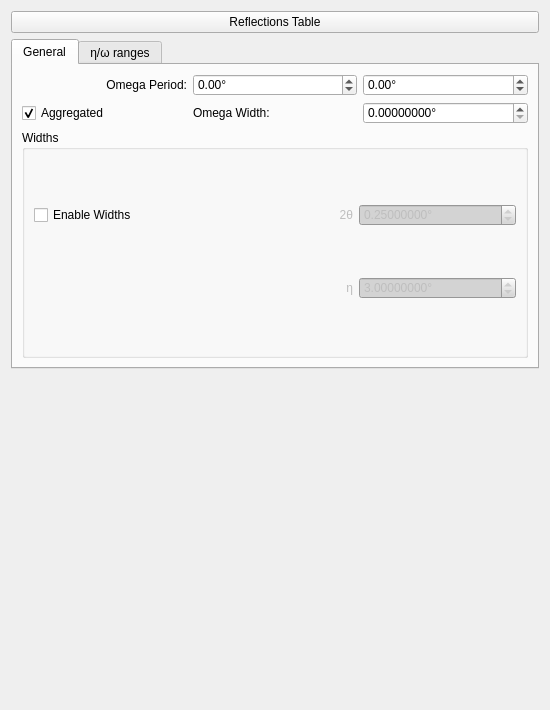
HEXRD/hexrdgui, file hexrd/ui/resources/ui/rotation_series_overlay_editor.ui: the form before one commit.
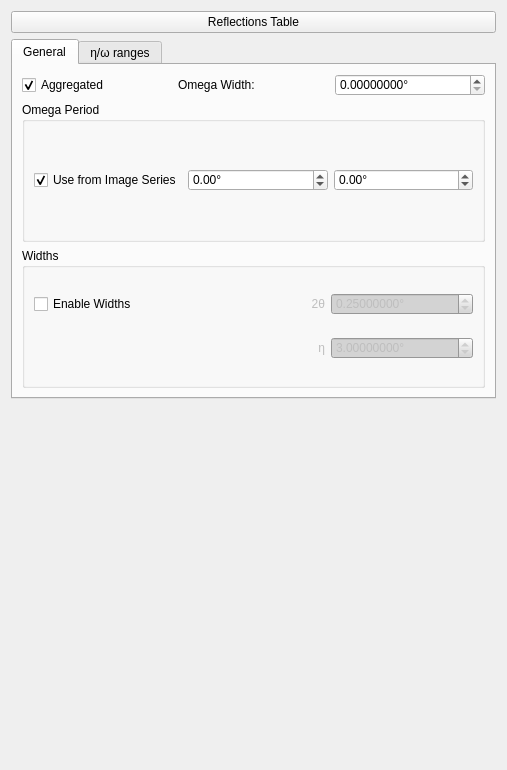
The form after the commit. Custom widgets are drawn as their Qt base class.

Commit message:
Add sync options for omega period and ranges
This also adds a button for automatically creating the etas via
a mask.

```diff
--- a/hexrd/ui/resources/ui/rotation_series_overlay_editor.ui
+++ b/hexrd/ui/resources/ui/rotation_series_overlay_editor.ui
@@ -6,14 +6,14 @@
    <rect>
     <x>0</x>
     <y>0</y>
-    <width>550</width>
-    <height>710</height>
+    <width>507</width>
+    <height>770</height>
    </rect>
   </property>
   <property name="minimumSize">
    <size>
     <width>0</width>
-    <height>710</height>
+    <height>770</height>
    </size>
   </property>
   <property name="windowTitle">
@@ -24,6 +24,26 @@
 </string>
   </property>
   <layout class="QGridLayout" name="gridLayout">
+   <item row="11" column="1" colspan="4">
+    <spacer name="verticalSpacer">
+     <property name="orientation">
+      <enum>Qt::Vertical</enum>
+     </property>
+     <property name="sizeHint" stdset="0">
+      <size>
+       <width>20</width>
+       <height>40</height>
+      </size>
+     </property>
+    </spacer>
+   </item>
+   <item row="0" column="1" colspan="4">
+    <widget class="QPushButton" name="reflections_table">
+     <property name="text">
+      <string>Reflections Table</string>
+     </property>
+    </widget>
+   </item>
    <item row="1" column="1" colspan="4">
     <widget class="QTabWidget" name="tab_widget">
      <property name="currentIndex">
@@ -34,49 +54,10 @@
        <string>General</string>
       </attribute>
       <layout class="QGridLayout" name="gridLayout_3">
-       <item row="0" column="2">
-        <widget class="ScientificDoubleSpinBox" name="omega_period_1">
-         <property name="keyboardTracking">
-          <bool>false</bool>
-         </property>
-         <property name="suffix">
-          <string>°</string>
-         </property>
-         <property name="minimum">
-          <double>-360.000000000000000</double>
-         </property>
-         <property name="maximum">
-          <double>360.000000000000000</double>
-         </property>
-        </widget>
-       </item>
-       <item row="0" column="1">
-        <widget class="ScientificDoubleSpinBox" name="omega_period_0">
-         <property name="keyboardTracking">
-          <bool>false</bool>
-         </property>
-         <property name="suffix">
-          <string>°</string>
-         </property>
-         <property name="minimum">
-          <double>-360.000000000000000</double>
-         </property>
-         <property name="maximum">
-          <double>360.000000000000000</double>
-         </property>
-        </widget>
+       <item row="5" column="0" colspan="3">
+        <layout class="QVBoxLayout" name="crystal_editor_layout"/>
        </item>
        <item row="0" column="0">
-        <widget class="QLabel" name="omega_period_label">
-         <property name="text">
-          <string>Omega Period:</string>
-         </property>
-         <property name="alignment">
-          <set>Qt::AlignRight|Qt::AlignTrailing|Qt::AlignVCenter</set>
-         </property>
-        </widget>
-       </item>
-       <item row="1" column="0">
         <widget class="QCheckBox" name="aggregated">
          <property name="text">
           <string>Aggregated</string>
@@ -172,7 +153,71 @@
          </layout>
         </widget>
        </item>
-       <item row="1" column="2">
+       <item row="1" column="0" colspan="3">
+        <widget class="QGroupBox" name="groupBox">
+         <property name="title">
+          <string>Omega Period</string>
+         </property>
+         <layout class="QHBoxLayout" name="horizontalLayout">
+          <item>
+           <widget class="QCheckBox" name="sync_ome_period">
+            <property name="text">
+             <string>Use from Image Series</string>
+            </property>
+            <property name="checked">
+             <bool>true</bool>
+            </property>
+           </widget>
+          </item>
+          <item>
+           <widget class="ScientificDoubleSpinBox" name="omega_period_0">
+            <property name="keyboardTracking">
+             <bool>false</bool>
+            </property>
+            <property name="suffix">
+             <string>°</string>
+            </property>
+            <property name="minimum">
+             <double>-360.000000000000000</double>
+            </property>
+            <property name="maximum">
+             <double>360.000000000000000</double>
+            </property>
+           </widget>
+          </item>
+          <item>
+           <widget class="ScientificDoubleSpinBox" name="omega_period_1">
+            <property name="keyboardTracking">
+             <bool>false</bool>
+            </property>
+            <property name="suffix">
+             <string>°</string>
+            </property>
+            <property name="minimum">
+             <double>-360.000000000000000</double>
+            </property>
+            <property name="maximum">
+             <double>360.000000000000000</double>
+            </property>
+           </widget>
+          </item>
+         </layout>
+        </widget>
+       </item>
+       <item row="0" column="1">
+        <widget class="QLabel" name="omega_width_label">
+         <property name="enabled">
+          <bool>true</bool>
+         </property>
+         <property name="toolTip">
+          <string>&lt;html&gt;&lt;head/&gt;&lt;body&gt;&lt;p&gt;The omega width is used primarily in two areas:&lt;/p&gt;&lt;p&gt;&lt;br/&gt;&lt;/p&gt;&lt;p&gt;1. As the omega tolerance for HEDM calibration&lt;/p&gt;&lt;p&gt;2. If the displayed image series is unaggregated, and this overlay is also unaggregated, the omega width is used to compute which spots to display on the currently displayed frame.&lt;/p&gt;&lt;/body&gt;&lt;/html&gt;</string>
+         </property>
+         <property name="text">
+          <string>Omega Width:</string>
+         </property>
+        </widget>
+       </item>
+       <item row="0" column="2">
         <widget class="ScientificDoubleSpinBox" name="omega_width">
          <property name="enabled">
           <bool>true</bool>
@@ -191,59 +236,58 @@
          </property>
         </widget>
        </item>
-       <item row="1" column="1">
-        <widget class="QLabel" name="omega_width_label">
-         <property name="enabled">
-          <bool>true</bool>
-         </property>
-         <property name="toolTip">
-          <string>&lt;html&gt;&lt;head/&gt;&lt;body&gt;&lt;p&gt;The omega width is used primarily in two areas:&lt;/p&gt;&lt;p&gt;&lt;br/&gt;&lt;/p&gt;&lt;p&gt;1. As the omega tolerance for HEDM calibration&lt;/p&gt;&lt;p&gt;2. If the displayed image series is unaggregated, and this overlay is also unaggregated, the omega width is used to compute which spots to display on the currently displayed frame.&lt;/p&gt;&lt;/body&gt;&lt;/html&gt;</string>
-         </property>
-         <property name="text">
-          <string>Omega Width:</string>
-         </property>
-        </widget>
-       </item>
-       <item row="5" column="0" colspan="3">
-        <layout class="QVBoxLayout" name="crystal_editor_layout"/>
-       </item>
       </layout>
      </widget>
      <widget class="QWidget" name="eta_omega_ranges">
       <attribute name="title">
        <string>η/ω ranges</string>
       </attribute>
-      <layout class="QHBoxLayout" name="horizontalLayout">
-       <item>
-        <layout class="QVBoxLayout" name="eta_ranges_layout"/>
+      <layout class="QGridLayout" name="gridLayout_4">
+       <item row="0" column="0" rowspan="3">
+        <widget class="QGroupBox" name="eta_range_group">
+         <property name="title">
+          <string>η</string>
+         </property>
+         <layout class="QVBoxLayout" name="verticalLayout">
+          <item>
+           <widget class="QPushButton" name="mask_eta_by_wedge">
+            <property name="text">
+             <string>Mask by Wedge</string>
+            </property>
+           </widget>
+          </item>
+          <item>
+           <layout class="QVBoxLayout" name="eta_ranges_layout"/>
+          </item>
+         </layout>
+        </widget>
        </item>
-       <item>
-        <layout class="QVBoxLayout" name="omega_ranges_layout"/>
+       <item row="0" column="1" rowspan="3">
+        <widget class="QGroupBox" name="omega_range_group">
+         <property name="title">
+          <string>ω</string>
+         </property>
+         <layout class="QVBoxLayout" name="verticalLayout_2">
+          <item>
+           <widget class="QCheckBox" name="sync_ome_ranges">
+            <property name="text">
+             <string>Use from Image Series</string>
+            </property>
+            <property name="checked">
+             <bool>true</bool>
+            </property>
+           </widget>
+          </item>
+          <item>
+           <layout class="QVBoxLayout" name="omega_ranges_layout"/>
+          </item>
+         </layout>
+        </widget>
        </item>
       </layout>
      </widget>
     </widget>
    </item>
-   <item row="11" column="1" colspan="4">
-    <spacer name="verticalSpacer">
-     <property name="orientation">
-      <enum>Qt::Vertical</enum>
-     </property>
-     <property name="sizeHint" stdset="0">
-      <size>
-       <width>20</width>
-       <height>40</height>
-      </size>
-     </property>
-    </spacer>
-   </item>
-   <item row="0" column="1" colspan="4">
-    <widget class="QPushButton" name="reflections_table">
-     <property name="text">
-      <string>Reflections Table</string>
-     </property>
-    </widget>
-   </item>
   </layout>
  </widget>
  <customwidgets>
```
Left out of the diff: 7 changed lines with no effect on the pictures. The commit also changes 7 other files.
